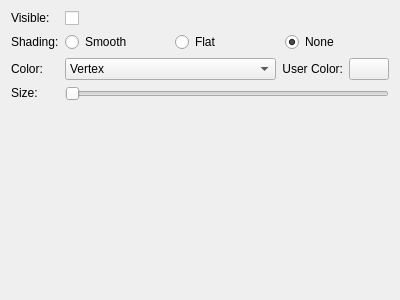
The window that vclib/render/src/vclib/qt/gui/mesh_render_settings_frame/edges_frame.ui (cnr-isti-vclab/vclib) describes before a commit, drawn with Qt 5.
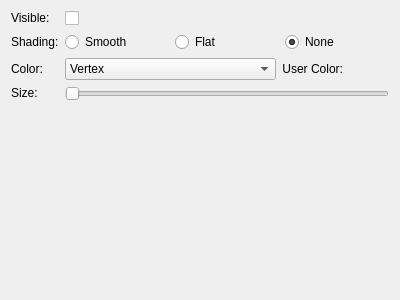
The same window after the commit.

Commit message: [render] qt user color button is flat with autoFillBackground true (fix macos color)

```diff
--- a/vclib/render/src/vclib/qt/gui/mesh_render_settings_frame/edges_frame.ui
+++ b/vclib/render/src/vclib/qt/gui/mesh_render_settings_frame/edges_frame.ui
@@ -174,9 +174,15 @@
         </item>
         <item>
          <widget class="QPushButton" name="colorDialogPushButton">
+          <property name="autoFillBackground">
+           <bool>true</bool>
+          </property>
           <property name="text">
            <string/>
           </property>
+          <property name="flat">
+           <bool>true</bool>
+          </property>
          </widget>
         </item>
        </layout>
```
The commit also changes 3 other files.
